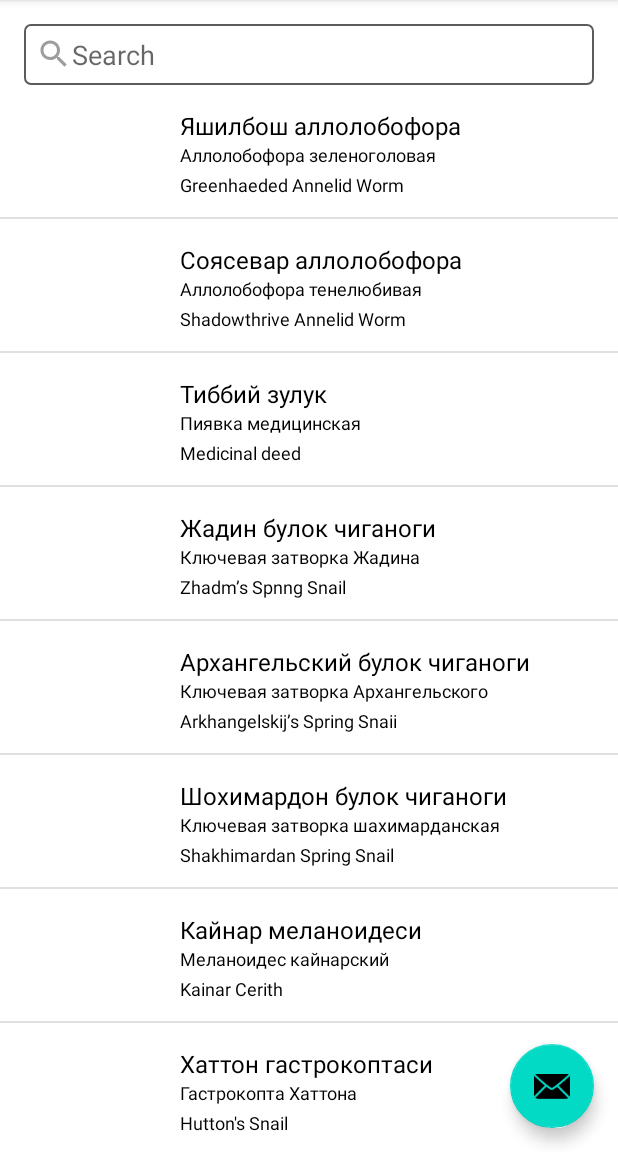
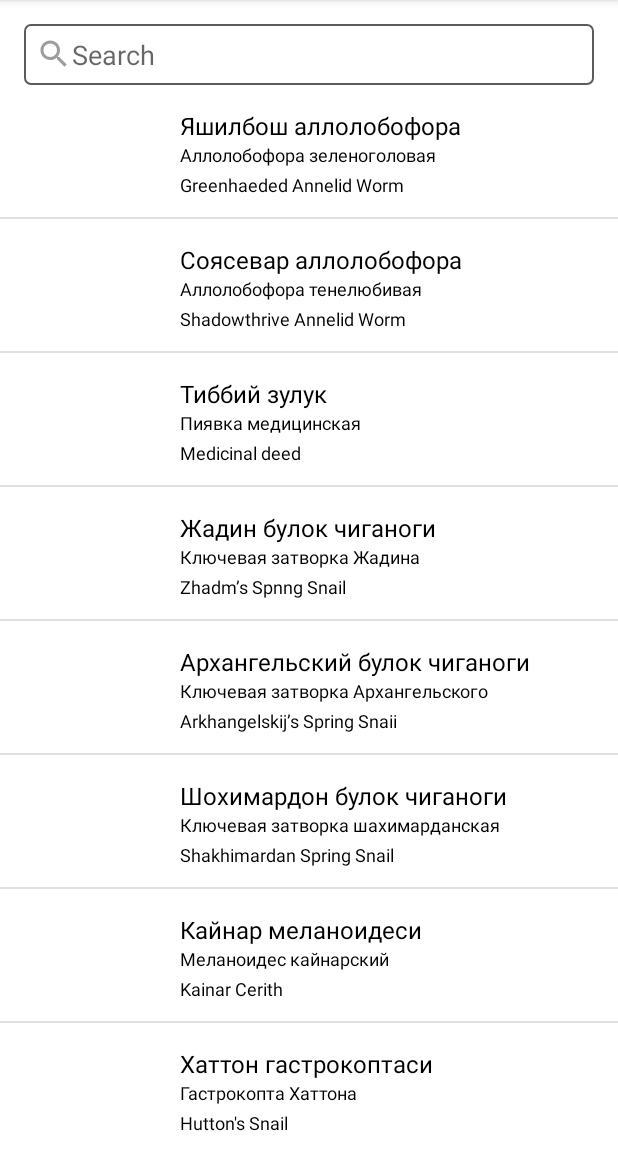
Before and after one commit to Nurlibay/RedBook, an Android app: the screen it shows after launch (MainActivity), on a phone screen of 412 x 824 dp, the part 84-1236 px from its top. Run offline under Robolectric (Android 15) with nearby library versions, the phone set to English and light mode, and no system bars; our stand-ins replace Room's generated code.

```diff
--- a/app/src/main/java/com/example/redbook/data/dao/AnimalDao.kt
+++ b/app/src/main/java/com/example/redbook/data/dao/AnimalDao.kt
@@ -6,6 +6,6 @@ import com.example.redbook.data.model.Animal
 
 @Dao
 interface AnimalDao {
-    @Query("SELECT * FROM book")
-    fun getAllAnimals() : List<Animal>
+    @Query("SELECT * FROM book WHERE type=:type")
+    fun getAllAnimals(type: Int) : List<Animal>
 }
--- a/app/src/main/java/com/example/redbook/ui/MainActivity.kt
+++ b/app/src/main/java/com/example/redbook/ui/MainActivity.kt
@@ -9,10 +9,20 @@ import com.google.android.material.navigation.NavigationView
 import androidx.drawerlayout.widget.DrawerLayout
 import androidx.appcompat.app.AppCompatActivity
 import androidx.appcompat.widget.Toolbar
+import androidx.core.view.GravityCompat
 import com.example.redbook.R
 import com.example.redbook.ui.animal.AnimalFragment
 
 class MainActivity : AppCompatActivity() {
+
+    companion object {
+        const val TYPE_ID = "typeId"
+        const val INVERTEBRATES = 1
+        const val FISHES = 2
+        const val REPTILES = 3
+        const val BIRDS = 4
+        const val MAMMALS = 5
+    }
 
     override fun onCreate(savedInstanceState: Bundle?) {
         super.onCreate(savedInstanceState)
@@ -20,11 +30,6 @@ class MainActivity : AppCompatActivity() {
         val toolbar: Toolbar = findViewById(R.id.toolbar)
         setSupportActionBar(toolbar)
 
-        val fab: FloatingActionButton = findViewById(R.id.fab)
-        fab.setOnClickListener { view ->
-            Snackbar.make(view, "Replace with your own action", Snackbar.LENGTH_LONG)
-                    .setAction("Action", null).show()
-        }
         val drawerLayout: DrawerLayout = findViewById(R.id.drawer_layout)
         val navView: NavigationView = findViewById(R.id.nav_view)
         val toggle = ActionBarDrawerToggle(this, drawerLayout, toolbar,
@@ -33,22 +38,45 @@ class MainActivity : AppCompatActivity() {
         )
         drawerLayout.addDrawerListener(toggle)
         toggle.syncState()
+
+        val fragment = AnimalFragment()
+        val bundle = Bundle()
+        bundle.putInt(TYPE_ID, INVERTEBRATES)
+        fragment.arguments = bundle
+        supportFragmentManager.beginTransaction().replace(R.id.fragmentContainer, fragment).commit()
+
         navView.setNavigationItemSelectedListener {
+
+            val mFragment = AnimalFragment()
+            val mBundle = Bundle()
+
             when(it.itemId){
-                R.id.nav_home -> {
-                    return@setNavigationItemSelectedListener true
+                R.id.nav_invertebrates -> {
+                    mBundle.putInt(TYPE_ID, INVERTEBRATES)
+                    mFragment.arguments = mBundle
                 }
-                R.id.nav_gallery -> {
-                    return@setNavigationItemSelectedListener true
+                R.id.nav_fishes -> {
+                    mBundle.putInt(TYPE_ID, FISHES)
+                    mFragment.arguments = mBundle
                 }
-                R.id.nav_slideshow -> {
-                    return@setNavigationItemSelectedListener true
+                R.id.nav_reptiles -> {
+                    mBundle.putInt(TYPE_ID, REPTILES)
+                    mFragment.arguments = mBundle
+                }
+                R.id.nav_birds -> {
+                    mBundle.putInt(TYPE_ID, BIRDS)
+                    mFragment.arguments = mBundle
+                }
+                R.id.nav_mammals -> {
+                    mBundle.putInt(TYPE_ID, MAMMALS)
+                    mFragment.arguments = mBundle
                 }
                 else -> return@setNavigationItemSelectedListener false
             }
+            supportFragmentManager.beginTransaction().replace(R.id.fragmentContainer, mFragment).commit()
+            drawerLayout.closeDrawer(GravityCompat.START)
+            return@setNavigationItemSelectedListener true
         }
-
-        supportFragmentManager.beginTransaction().replace(R.id.fragmentContainer, AnimalFragment()).commit()
 
     }
 
--- a/app/src/main/java/com/example/redbook/ui/animal/AnimalFragment.kt
+++ b/app/src/main/java/com/example/redbook/ui/animal/AnimalFragment.kt
@@ -7,6 +7,7 @@ import androidx.recyclerview.widget.DividerItemDecoration
 import com.example.redbook.R
 import com.example.redbook.data.dao.AnimalDao
 import com.example.redbook.data.database.RedBookDatabase
+import com.example.redbook.ui.MainActivity
 import kotlinx.android.synthetic.main.animal_fragment.*
 
 class AnimalFragment : Fragment(R.layout.animal_fragment) {
@@ -18,12 +19,13 @@ class AnimalFragment : Fragment(R.layout.animal_fragment) {
         super.onViewCreated(view, savedInstanceState)
         recyclerView.adapter = myAdapter
         recyclerView.addItemDecoration(DividerItemDecoration(requireContext(), DividerItemDecoration.VERTICAL))
+        val type = arguments?.getInt(MainActivity.TYPE_ID) ?: 1
         dao = RedBookDatabase.getInstance(requireContext()).dao()
-        setData()
+        setData(type)
     }
 
-    private fun setData(){
-        myAdapter.models = dao.getAllAnimals()
+    private fun setData(type: Int){
+        myAdapter.models = dao.getAllAnimals(type)
     }
 
 }
--- a/app/src/main/res/layout/app_bar_main.xml
+++ b/app/src/main/res/layout/app_bar_main.xml
@@ -23,12 +23,4 @@
 
     <include layout="@layout/content_main" />
 
-    <com.google.android.material.floatingactionbutton.FloatingActionButton
-        android:id="@+id/fab"
-        android:layout_width="wrap_content"
-        android:layout_height="wrap_content"
-        android:layout_gravity="bottom|end"
-        android:layout_margin="@dimen/fab_margin"
-        app:srcCompat="@android:drawable/ic_dialog_email" />
-
 </androidx.coordinatorlayout.widget.CoordinatorLayout>
--- a/app/src/main/res/menu/activity_main_drawer.xml
+++ b/app/src/main/res/menu/activity_main_drawer.xml
@@ -5,17 +5,22 @@
 
     <group android:checkableBehavior="single">
         <item
-            android:id="@+id/nav_home"
-            android:icon="@drawable/ic_menu_camera"
-            android:title="@string/menu_home" />
+            android:id="@+id/nav_invertebrates"
+            android:title="@string/menu_invertebrates" />
         <item
-            android:id="@+id/nav_gallery"
-            android:icon="@drawable/ic_menu_gallery"
-            android:title="@string/menu_gallery" />
+            android:id="@+id/nav_fishes"
+            android:title="@string/menu_fishes" />
         <item
-            android:id="@+id/nav_slideshow"
-            android:icon="@drawable/ic_menu_slideshow"
-            android:title="@string/menu_slideshow" />
+            android:id="@+id/nav_reptiles"
+            android:title="@string/menu_reptiles" />
+        <item
+            android:id="@+id/nav_birds"
+            android:title="@string/menu_birds" />
+
+        <item
+            android:id="@+id/nav_mammals"
+            android:title="@string/menu_mammals" />
+
     </group>
 
 </menu>
--- a/app/src/main/res/values/strings.xml
+++ b/app/src/main/res/values/strings.xml
@@ -14,4 +14,9 @@
     <string name="animal_uzb_name">Animal Uzb Name</string>
     <string name="animal_rus_name">Animal Rus Name</string>
     <string name="animal_eng_name">Animal Eng Name</string>
+    <string name="menu_invertebrates">Omirtqasizlar</string>
+    <string name="menu_fishes">Baliqlar</string>
+    <string name="menu_birds">Quslar</string>
+    <string name="menu_mammals">Sutemiziwshiler</string>
+    <string name="menu_reptiles">Jerbawirlawshilar</string>
 </resources>
```
